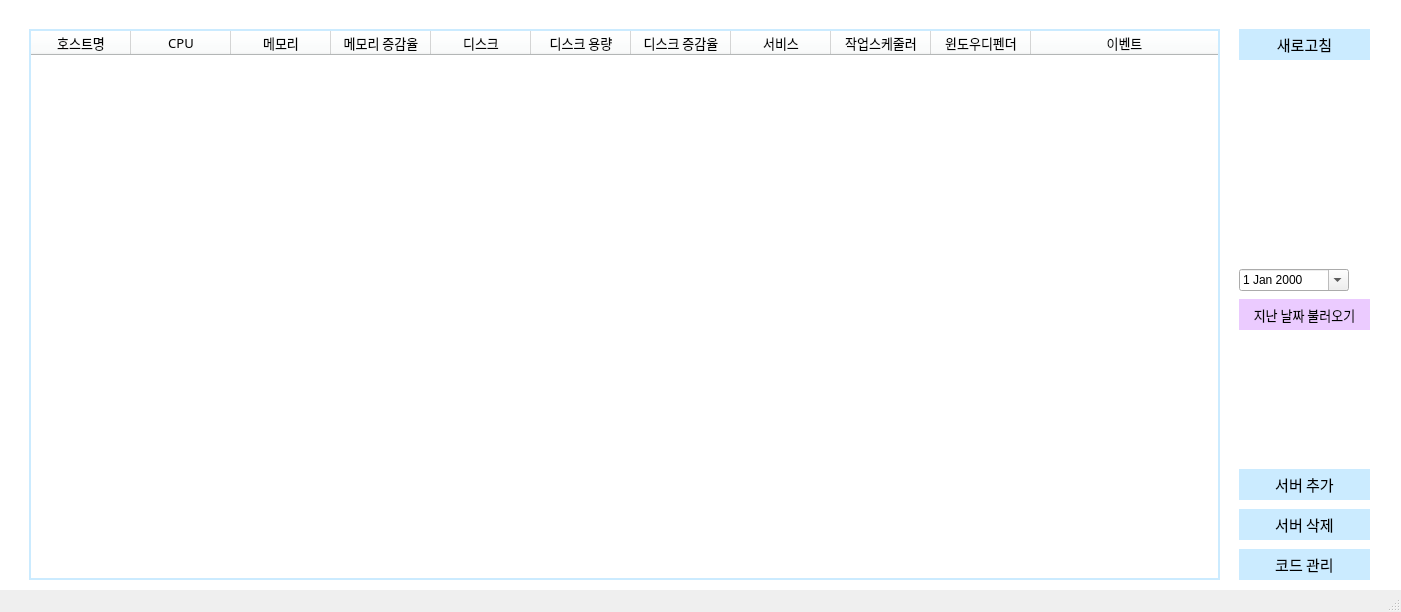
Qt form ui/MainForm.ui (za5321/CheckTool) before a commit.
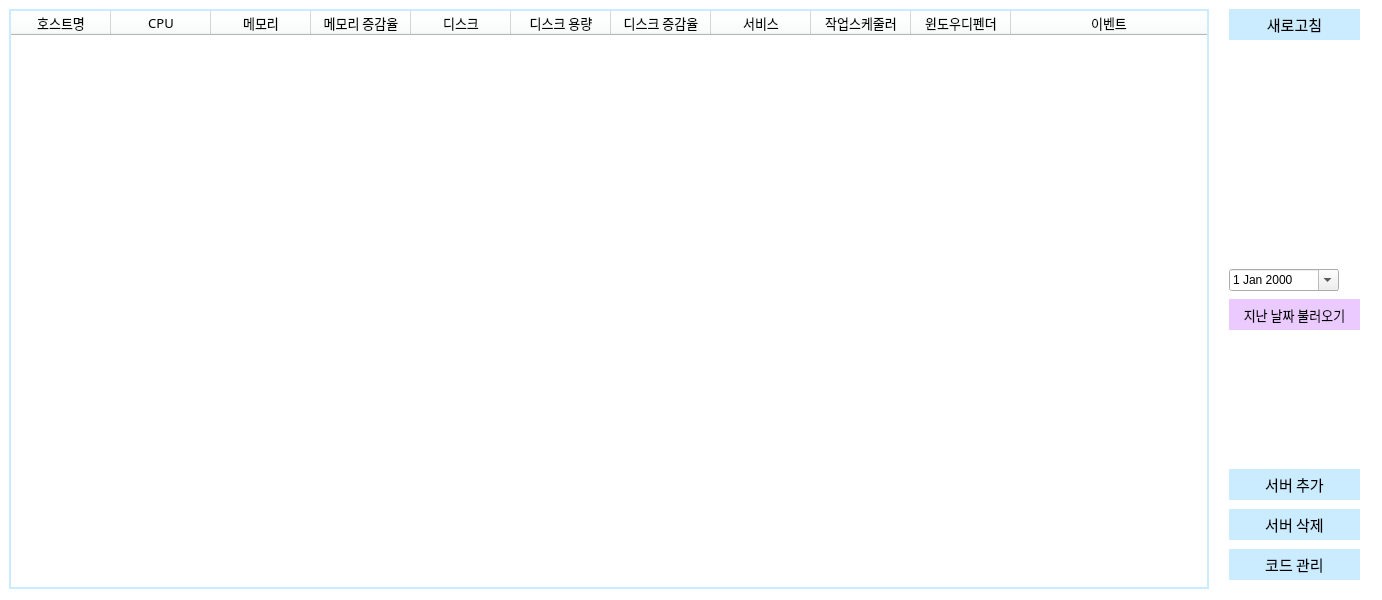
The same form after that commit.

Commit message: Changed ui of InsertSvr and DeleteSvr

The edit to the form file:
```diff
--- a/ui/MainForm.ui
+++ b/ui/MainForm.ui
@@ -6,13 +6,25 @@
    <rect>
     <x>0</x>
     <y>0</y>
-    <width>1401</width>
-    <height>612</height>
+    <width>1382</width>
+    <height>600</height>
    </rect>
   </property>
+  <property name="font">
+   <font>
+    <family>NanumGothic</family>
+    <pointsize>10</pointsize>
+   </font>
+  </property>
+  <property name="mouseTracking">
+   <bool>false</bool>
+  </property>
   <property name="windowTitle">
    <string>MainWindow</string>
   </property>
+  <property name="documentMode">
+   <bool>false</bool>
+  </property>
   <widget class="QWidget" name="centralwidget">
    <property name="styleSheet">
     <string notr="true">#centralwidget {
@@ -20,15 +32,21 @@
 }</string>
    </property>
    <layout class="QGridLayout" name="gridLayout">
-    <item row="0" column="0">
+    <item row="0" column="1">
      <widget class="QWidget" name="widget" native="true">
+      <property name="font">
+       <font>
+        <family>NanumGothic</family>
+        <pointsize>10</pointsize>
+       </font>
+      </property>
       <widget class="QTableWidget" name="tableWgt1">
        <property name="geometry">
         <rect>
-         <x>20</x>
-         <y>20</y>
-         <width>1191</width>
-         <height>551</height>
+         <x>0</x>
+         <y>0</y>
+         <width>1200</width>
+         <height>580</height>
         </rect>
        </property>
        <property name="styleSheet">
@@ -43,8 +61,17 @@
        <property name="editTriggers">
         <set>QAbstractItemView::NoEditTriggers</set>
        </property>
+       <property name="dragEnabled">
+        <bool>true</bool>
+       </property>
+       <property name="sortingEnabled">
+        <bool>false</bool>
+       </property>
+       <attribute name="horizontalHeaderMinimumSectionSize">
+        <number>30</number>
+       </attribute>
        <attribute name="horizontalHeaderShowSortIndicator" stdset="0">
-        <bool>true</bool>
+        <bool>false</bool>
        </attribute>
        <attribute name="horizontalHeaderStretchLastSection">
         <bool>true</bool>
@@ -199,7 +226,7 @@
       <widget class="QToolButton" name="toolBtn3">
        <property name="geometry">
         <rect>
-         <x>1230</x>
+         <x>1220</x>
          <y>500</y>
          <width>131</width>
          <height>31</height>
@@ -224,8 +251,8 @@
       <widget class="QToolButton" name="toolBtn1">
        <property name="geometry">
         <rect>
-         <x>1230</x>
-         <y>20</y>
+         <x>1220</x>
+         <y>0</y>
          <width>131</width>
          <height>31</height>
         </rect>
@@ -249,7 +276,7 @@
       <widget class="QToolButton" name="toolBtn2">
        <property name="geometry">
         <rect>
-         <x>1230</x>
+         <x>1220</x>
          <y>460</y>
          <width>131</width>
          <height>31</height>
@@ -274,7 +301,7 @@
       <widget class="QToolButton" name="toolBtn4">
        <property name="geometry">
         <rect>
-         <x>1230</x>
+         <x>1220</x>
          <y>290</y>
          <width>131</width>
          <height>31</height>
@@ -299,7 +326,7 @@
       <widget class="QDateEdit" name="dateEdit1">
        <property name="geometry">
         <rect>
-         <x>1230</x>
+         <x>1220</x>
          <y>260</y>
          <width>110</width>
          <height>22</height>
@@ -312,7 +339,7 @@
       <widget class="QToolButton" name="toolBtn5">
        <property name="geometry">
         <rect>
-         <x>1230</x>
+         <x>1220</x>
          <y>540</y>
          <width>131</width>
          <height>31</height>
@@ -338,7 +365,6 @@
     </item>
    </layout>
   </widget>
-  <widget class="QStatusBar" name="statusbar"/>
  </widget>
  <resources/>
  <connections/>
```
The commit also changes 6 other files.
